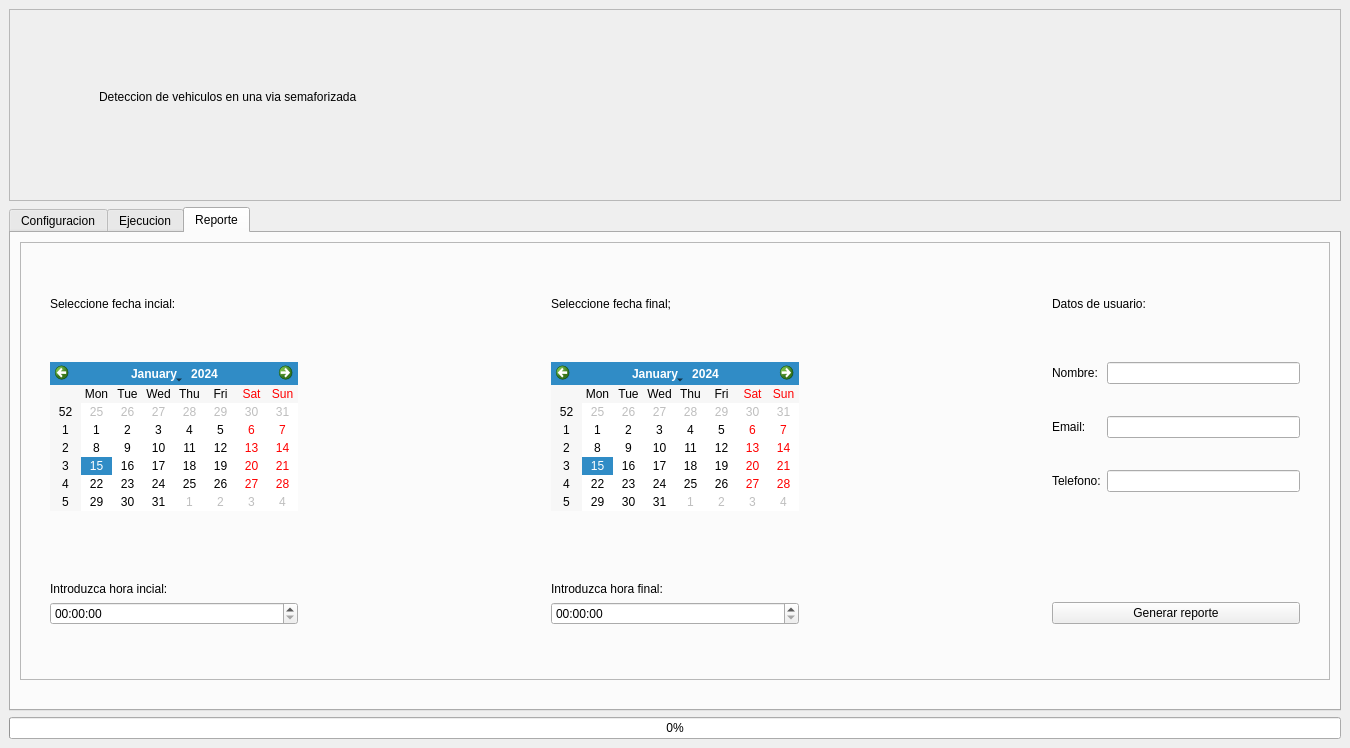
Old version of the form modules/untitled.ui in the repository Syiro/Conteodevehiculos.
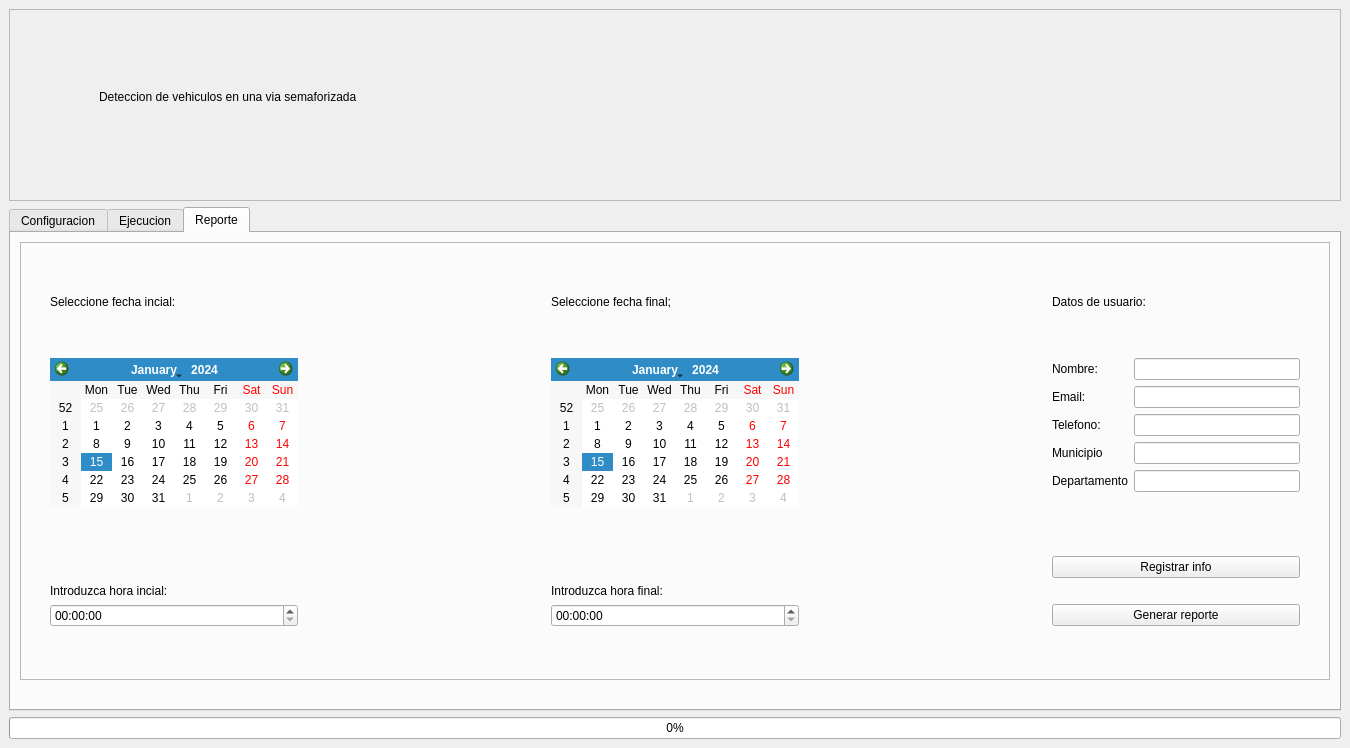
New version of the form. The open tabs and pages were chosen to show the change. Icons and pictures are not drawn.

Diff of the .ui file:
```diff
--- a/modules/untitled.ui
+++ b/modules/untitled.ui
@@ -773,78 +773,46 @@
                <item row="0" column="1">
                 <widget class="QLineEdit" name="lineEdit_3"/>
                </item>
-               <item row="1" column="1">
-                <spacer name="horizontalSpacer_6">
-                 <property name="orientation">
-                  <enum>Qt::Horizontal</enum>
-                 </property>
-                 <property name="sizeHint" stdset="0">
-                  <size>
-                   <width>40</width>
-                   <height>20</height>
-                  </size>
-                 </property>
-                </spacer>
-               </item>
                <item row="1" column="0">
-                <spacer name="horizontalSpacer_10">
-                 <property name="orientation">
-                  <enum>Qt::Horizontal</enum>
-                 </property>
-                 <property name="sizeHint" stdset="0">
-                  <size>
-                   <width>40</width>
-                   <height>20</height>
-                  </size>
-                 </property>
-                </spacer>
-               </item>
-               <item row="2" column="0">
                 <widget class="QLabel" name="label_20">
                  <property name="text">
                   <string>Email:</string>
                  </property>
                 </widget>
                </item>
-               <item row="2" column="1">
+               <item row="1" column="1">
                 <widget class="QLineEdit" name="lineEdit_4"/>
                </item>
-               <item row="3" column="1">
-                <spacer name="horizontalSpacer_12">
-                 <property name="orientation">
-                  <enum>Qt::Horizontal</enum>
-                 </property>
-                 <property name="sizeHint" stdset="0">
-                  <size>
-                   <width>40</width>
-                   <height>20</height>
-                  </size>
-                 </property>
-                </spacer>
-               </item>
-               <item row="3" column="0">
-                <spacer name="horizontalSpacer_13">
-                 <property name="orientation">
-                  <enum>Qt::Horizontal</enum>
-                 </property>
-                 <property name="sizeHint" stdset="0">
-                  <size>
-                   <width>40</width>
-                   <height>20</height>
-                  </size>
-                 </property>
-                </spacer>
-               </item>
-               <item row="4" column="0">
+               <item row="2" column="0">
                 <widget class="QLabel" name="label_21">
                  <property name="text">
                   <string>Telefono:</string>
                  </property>
                 </widget>
                </item>
-               <item row="4" column="1">
+               <item row="2" column="1">
                 <widget class="QLineEdit" name="lineEdit_5"/>
                </item>
+               <item row="3" column="0">
+                <widget class="QLabel" name="label_33">
+                 <property name="text">
+                  <string>Municipio</string>
+                 </property>
+                </widget>
+               </item>
+               <item row="3" column="1">
+                <widget class="QLineEdit" name="lineEdit_7"/>
+               </item>
+               <item row="4" column="0">
+                <widget class="QLabel" name="label_34">
+                 <property name="text">
+                  <string>Departamento</string>
+                 </property>
+                </widget>
+               </item>
+               <item row="4" column="1">
+                <widget class="QLineEdit" name="lineEdit_8"/>
+               </item>
               </layout>
              </item>
              <item row="6" column="3">
@@ -992,6 +960,13 @@
                </property>
               </widget>
              </item>
+             <item row="6" column="5">
+              <widget class="QPushButton" name="pushButton_7">
+               <property name="text">
+                <string>Registrar info</string>
+               </property>
+              </widget>
+             </item>
             </layout>
            </item>
           </layout>
```
Left out of the diff: 10 changed lines with no effect on the pictures.
